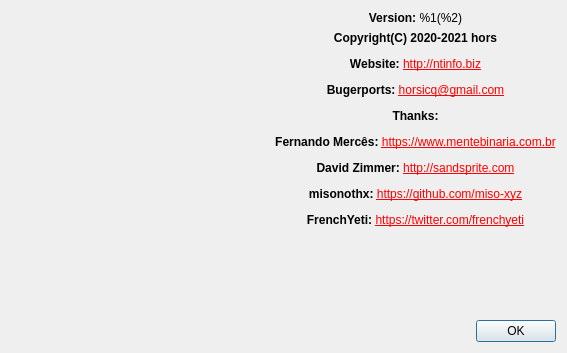
Qt form gui_source/dialogabout.ui (horsicq/XAPKDetector) before a commit.
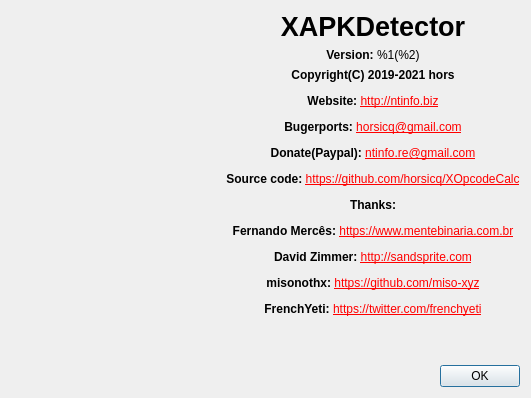
The same form after that commit. Icons and pictures are not drawn.

```diff
--- a/gui_source/dialogabout.ui
+++ b/gui_source/dialogabout.ui
@@ -9,8 +9,8 @@
    <rect>
     <x>0</x>
     <y>0</y>
-    <width>567</width>
-    <height>353</height>
+    <width>531</width>
+    <height>398</height>
    </rect>
   </property>
   <property name="windowTitle">
@@ -56,6 +56,23 @@
      </item>
      <item>
       <layout class="QVBoxLayout" name="verticalLayout">
+       <item>
+        <widget class="QLabel" name="labelName">
+         <property name="font">
+          <font>
+           <pointsize>20</pointsize>
+           <weight>75</weight>
+           <bold>true</bold>
+          </font>
+         </property>
+         <property name="text">
+          <string>XAPKDetector</string>
+         </property>
+         <property name="alignment">
+          <set>Qt::AlignCenter</set>
+         </property>
+        </widget>
+       </item>
        <item>
         <widget class="QLabel" name="labelVersion">
          <property name="text">
@@ -69,7 +86,7 @@
        <item>
         <widget class="QLabel" name="labelInfo">
          <property name="text">
-          <string notr="true">&lt;html&gt;&lt;head/&gt;&lt;body&gt;&lt;p align=&quot;center&quot;&gt;&lt;span style=&quot; font-weight:600;&quot;&gt;Copyright(C) 2020-2021 hors&lt;/span&gt;&lt;/p&gt;&lt;p align=&quot;center&quot;&gt;&lt;span style=&quot; font-weight:600;&quot;&gt;Website: &lt;/span&gt;&lt;a href=&quot;http://ntinfo.biz&quot;&gt;&lt;span style=&quot; text-decoration: underline; color:#ff0000;&quot;&gt;http://ntinfo.biz&lt;/span&gt;&lt;/a&gt;&lt;/p&gt;&lt;p align=&quot;center&quot;&gt;&lt;span style=&quot; font-weight:600;&quot;&gt;Bugerports: &lt;/span&gt;&lt;a href=&quot;mailto:horsicq@gmail.com&quot;&gt;&lt;span style=&quot; text-decoration: underline; color:#ff0000;&quot;&gt;horsicq@gmail.com&lt;/span&gt;&lt;/a&gt;&lt;/p&gt;&lt;p align=&quot;center&quot;&gt;&lt;span style=&quot; font-weight:600;&quot;&gt;Thanks:&lt;/span&gt;&lt;/p&gt;&lt;p align=&quot;center&quot;&gt;&lt;span style=&quot; font-weight:600;&quot;&gt;Fernando Mercês: &lt;/span&gt;&lt;a href=&quot;https://www.mentebinaria.com.br/&quot;&gt;&lt;span style=&quot; text-decoration: underline; color:#ff0000;&quot;&gt;https://www.mentebinaria.com.br&lt;/span&gt;&lt;/a&gt;&lt;/p&gt;&lt;p align=&quot;center&quot;&gt;&lt;span style=&quot; font-weight:600;&quot;&gt;David Zimmer: &lt;/span&gt;&lt;a href=&quot;http://sandsprite.com/&quot;&gt;&lt;span style=&quot; text-decoration: underline; color:#ff0000;&quot;&gt;http://sandsprite.com&lt;/span&gt;&lt;/a&gt;&lt;/p&gt;&lt;p align=&quot;center&quot;&gt;&lt;span style=&quot; font-weight:600;&quot;&gt;misonothx: &lt;/span&gt;&lt;a href=&quot;https://github.com/miso-xyz&quot;&gt;&lt;span style=&quot; text-decoration: underline; color:#ff0000;&quot;&gt;https://github.com/miso-xyz&lt;/span&gt;&lt;/a&gt;&lt;/p&gt;&lt;p align=&quot;center&quot;&gt;&lt;span style=&quot; font-weight:600;&quot;&gt;FrenchYeti: &lt;/span&gt;&lt;a href=&quot;https://twitter.com/frenchyeti&quot;&gt;&lt;span style=&quot; text-decoration: underline; color:#ff0000;&quot;&gt;https://twitter.com/frenchyeti&lt;/span&gt;&lt;/a&gt;&lt;/p&gt;&lt;/body&gt;&lt;/html&gt;</string>
+          <string notr="true">&lt;html&gt;&lt;head/&gt;&lt;body&gt;&lt;p align=&quot;center&quot;&gt;&lt;span style=&quot; font-weight:600;&quot;&gt;Copyright(C) 2019-2021 hors&lt;/span&gt;&lt;/p&gt;&lt;p align=&quot;center&quot;&gt;&lt;span style=&quot; font-weight:600;&quot;&gt;Website: &lt;/span&gt;&lt;a href=&quot;http://ntinfo.biz&quot;&gt;&lt;span style=&quot; text-decoration: underline; color:#ff0000;&quot;&gt;http://ntinfo.biz&lt;/span&gt;&lt;/a&gt;&lt;/p&gt;&lt;p align=&quot;center&quot;&gt;&lt;span style=&quot; font-weight:600;&quot;&gt;Bugerports: &lt;/span&gt;&lt;a href=&quot;mailto:horsicq@gmail.com&quot;&gt;&lt;span style=&quot; text-decoration: underline; color:#ff0000;&quot;&gt;horsicq@gmail.com&lt;/span&gt;&lt;/a&gt;&lt;/p&gt;&lt;p align=&quot;center&quot;&gt;&lt;span style=&quot; font-weight:600;&quot;&gt;Donate(Paypal): &lt;/span&gt;&lt;a href=&quot;mailto:ntinfo.re@gmail.com&quot;&gt;&lt;span style=&quot; text-decoration: underline; color:#ff0000;&quot;&gt;ntinfo.re@gmail.com&lt;/span&gt;&lt;/a&gt;&lt;/p&gt;&lt;p align=&quot;center&quot;&gt;&lt;span style=&quot; font-weight:600;&quot;&gt;Source code: &lt;/span&gt;&lt;a href=&quot;https://github.com/horsicq/XOpcodeCalc&quot;&gt;&lt;span style=&quot; text-decoration: underline; color:#ff0000;&quot;&gt;https://github.com/horsicq/XOpcodeCalc&lt;/span&gt;&lt;/a&gt;&lt;/p&gt;&lt;p align=&quot;center&quot;&gt;&lt;span style=&quot; font-weight:600;&quot;&gt;Thanks:&lt;/span&gt;&lt;/p&gt;&lt;p align=&quot;center&quot;&gt;&lt;span style=&quot; font-weight:600;&quot;&gt;Fernando Mercês: &lt;/span&gt;&lt;a href=&quot;https://www.mentebinaria.com.br/&quot;&gt;&lt;span style=&quot; text-decoration: underline; color:#ff0000;&quot;&gt;https://www.mentebinaria.com.br&lt;/span&gt;&lt;/a&gt;&lt;/p&gt;&lt;p align=&quot;center&quot;&gt;&lt;span style=&quot; font-weight:600;&quot;&gt;David Zimmer: &lt;/span&gt;&lt;a href=&quot;http://sandsprite.com/&quot;&gt;&lt;span style=&quot; text-decoration: underline; color:#ff0000;&quot;&gt;http://sandsprite.com&lt;/span&gt;&lt;/a&gt;&lt;/p&gt;&lt;p align=&quot;center&quot;&gt;&lt;span style=&quot; font-weight:600;&quot;&gt;misonothx: &lt;/span&gt;&lt;a href=&quot;https://github.com/miso-xyz&quot;&gt;&lt;span style=&quot; text-decoration: underline; color:#ff0000;&quot;&gt;https://github.com/miso-xyz&lt;/span&gt;&lt;/a&gt;&lt;/p&gt;&lt;p align=&quot;center&quot;&gt;&lt;span style=&quot; font-weight:600;&quot;&gt;FrenchYeti: &lt;/span&gt;&lt;a href=&quot;https://twitter.com/frenchyeti&quot;&gt;&lt;span style=&quot; text-decoration: underline; color:#ff0000;&quot;&gt;https://twitter.com/frenchyeti&lt;/span&gt;&lt;/a&gt;&lt;/p&gt;&lt;/body&gt;&lt;/html&gt;</string>
          </property>
          <property name="openExternalLinks">
           <bool>true</bool>
```
